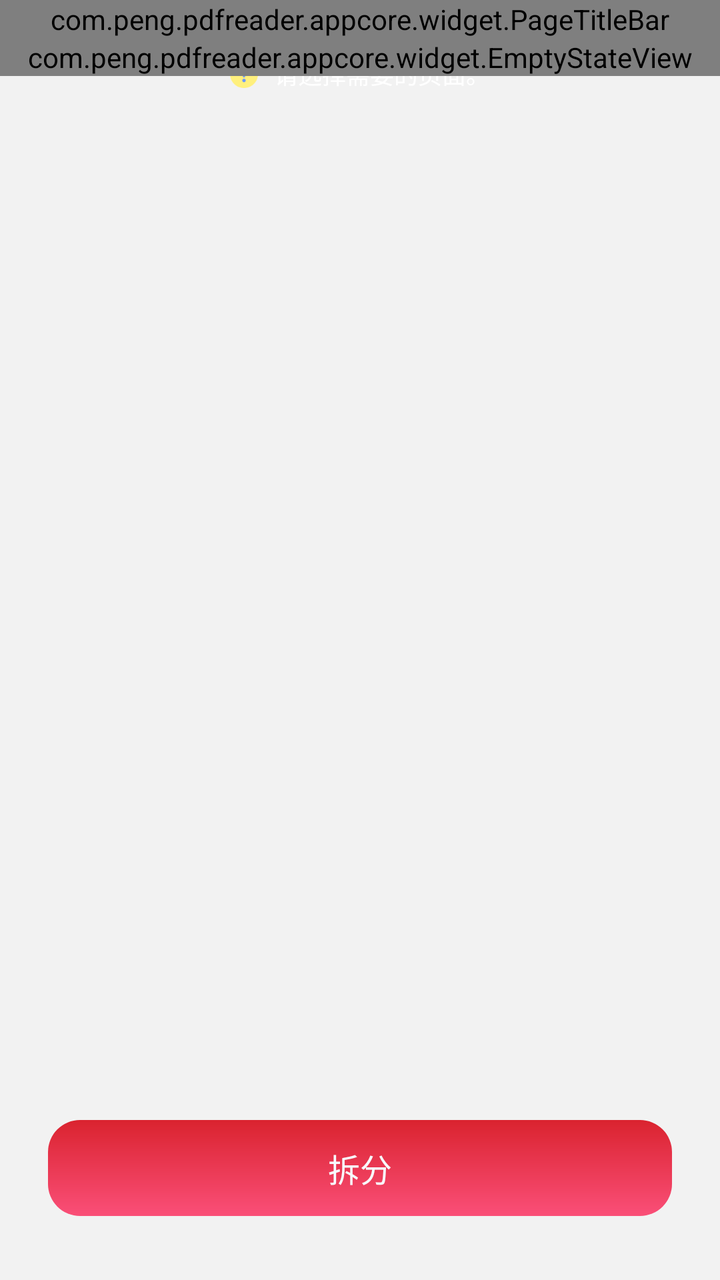
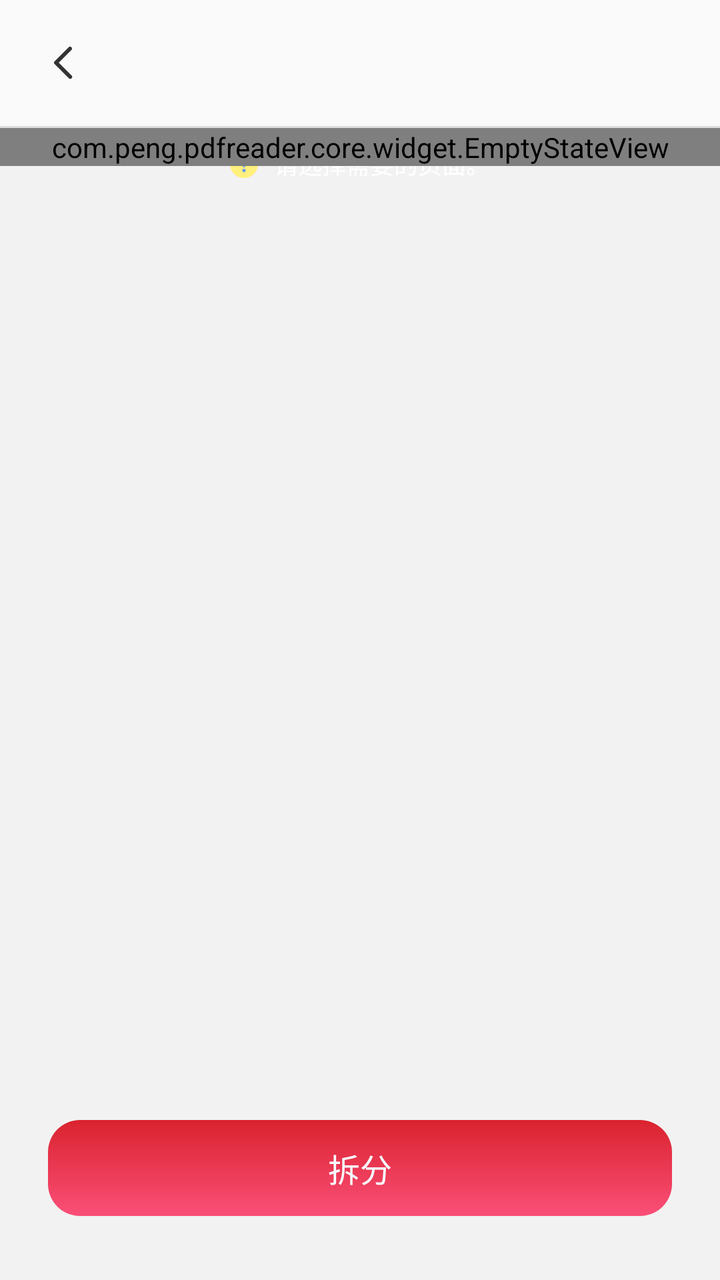

Screens rendered from an Android XML layout before and after an edit, with the pre-edit source and the edit as a unified diff.
<!-- AndroidManifest.xml: application theme Theme.PdfReader -->
<!-- res/layout/tools_activity_split.xml -->
<?xml version="1.0" encoding="utf-8"?>
<LinearLayout xmlns:android="http://schemas.android.com/apk/res/android"
    android:layout_width="match_parent"
    android:layout_height="match_parent"
    android:background="@color/surface_subtle"
    android:orientation="vertical">

    <com.peng.pdfreader.appcore.widget.PageTitleBar
        android:id="@+id/titleBar"
        android:layout_width="match_parent"
        android:layout_height="wrap_content" />

    <FrameLayout
        android:id="@+id/content"
        android:layout_width="match_parent"
        android:layout_height="0dp"
        android:layout_weight="1">

        <LinearLayout
            android:id="@+id/stepPages"
            android:layout_width="match_parent"
            android:layout_height="match_parent"
            android:orientation="vertical"
            android:visibility="visible">

            
            <LinearLayout
                android:id="@+id/banner"
                android:layout_width="match_parent"
                android:layout_height="30dp"
                android:layout_marginStart="12dp"
                android:layout_marginTop="3dp"
                android:layout_marginEnd="12dp"
                android:gravity="center"
                android:orientation="horizontal">

                <ImageView
                    android:id="@+id/bannerIcon"
                    android:layout_width="14dp"
                    android:layout_height="14dp"
                    android:src="@mipmap/ic_warn"
                    android:contentDescription="@string/tools_split_reorder" />

                <TextView
                    android:id="@+id/bannerText"
                    android:layout_width="wrap_content"
                    android:layout_height="wrap_content"
                    android:layout_marginStart="8dp"
                    android:text="@string/select_page_hint"
                    android:textColor="@color/white"
                    android:textSize="12sp" />

            </LinearLayout>

            <androidx.recyclerview.widget.RecyclerView
                android:id="@+id/rvPages"
                android:layout_width="match_parent"
                android:layout_height="0dp"
                android:layout_weight="1"
                android:clipToPadding="false"
                android:overScrollMode="never"
                android:paddingTop="12dp"
                android:scrollbars="none" />

        </LinearLayout>

        <com.peng.pdfreader.appcore.widget.EmptyStateView
            android:id="@+id/emptyState"
            android:layout_width="match_parent"
            android:layout_height="wrap_content"
            android:layout_gravity="top" />

        

    </FrameLayout>

    <FrameLayout
        android:id="@+id/bottomBar"
        android:layout_width="match_parent"
        android:layout_height="wrap_content"
        android:paddingStart="24dp"
        android:paddingTop="16dp"
        android:paddingEnd="24dp"
        android:paddingBottom="32dp">

        <TextView
            android:id="@+id/btnSplit"
            android:layout_width="match_parent"
            android:layout_height="48dp"
            android:background="@drawable/gradient_red"
            android:clickable="true"
            android:focusable="true"
            android:fontFamily="sans-serif-medium"
            android:gravity="center"
            android:text="@string/tools_split_action"
            android:textColor="@color/text_on_tint"
            android:textSize="16sp" />

    </FrameLayout>

</LinearLayout>
<!-- resources referenced by this layout -->
<resources>
  <color name="surface_subtle">#f2f2f2</color>
  <color name="text_on_tint">#f8fbff</color>
  <color name="white">#ffffff</color>
  <!-- drawable gradient_red (drawable) -->
  <?xml version="1.0" encoding="utf-8"?>
  <shape xmlns:android="http://schemas.android.com/apk/res/android"
      android:shape="rectangle"
      >
      <gradient android:startColor="#fffa4f78" android:endColor="#ffda232f" android:angle="90"/>
      <corners android:radius="16dp"/>
  </shape>
  <string name="select_page_hint">请选择需要的页面。</string>
  <string name="tools_split_action">拆分</string>
  <string name="tools_split_reorder">调整顺序</string>
  <style name="Theme.PdfReader" parent="Theme.AppCore">
          <item name="android:windowBackground">@color/surface_subtle</item>
      </style>
  <color name="brand_primary">#da232f</color>
  <color name="brand_primary_dark">#dc2634</color>
  <color name="status_error_deep">#cc2631</color>
  <color name="surface_card">#fafafa</color>
  <color name="text_primary">#060606</color>
  <color name="surface_muted">#f1f1f1</color>
  <color name="text_tertiary">#666666</color>
  <color name="status_error_crimson">#c42e47</color>
  <color name="text_secondary">#333333</color>
  <color name="text_placeholder">#999999</color>
  <style name="Widget.AppCore.BottomSheet" parent="Widget.MaterialComponents.BottomSheet.Modal">
          <item name="backgroundTint">@color/surface_white_alt</item>
          <item name="shapeAppearanceOverlay">@style/ShapeAppearance.AppCore.BottomSheet</item>
          <item name="android:background">@android:color/transparent</item>
      </style>
  <color name="surface_white_alt">#fffdfd</color>
  <style name="MaterialAlertDialog.AppCore" parent="MaterialAlertDialog.MaterialComponents">
          <item name="shapeAppearanceOverlay">@style/ShapeAppearance.AppCore.Dialog</item>
          <item name="backgroundTint">@color/surface_white_alt</item>
      </style>
  <style name="MaterialAlertDialog.AppCore.Title" parent="MaterialAlertDialog.MaterialComponents.Title.Text">
          <item name="android:textColor">@color/text_primary</item>
      </style>
  <style name="Widget.AppCore.Button.Text" parent="Widget.MaterialComponents.Button.TextButton">
          <item name="android:textColor">@color/text_on_tint</item>
          <item name="android:letterSpacing">0</item>
          <item name="android:textSize">16sp</item>
      </style>
  <style name="ShapeAppearance.AppCore.BottomSheet" parent="">
          <item name="cornerFamily">rounded</item>
          <item name="cornerSizeTopLeft">@dimen/radius_xl</item>
          <item name="cornerSizeTopRight">@dimen/radius_xl</item>
          <item name="cornerSizeBottomLeft">0dp</item>
          <item name="cornerSizeBottomRight">0dp</item>
      </style>
  <style name="ShapeAppearance.AppCore.Dialog" parent="">
          <item name="cornerFamily">rounded</item>
          <item name="cornerSize">@dimen/radius_xl</item>
      </style>
  <dimen name="radius_xl">16dp</dimen>
  <!-- unchanged entries left out for length: 4 -->
</resources>

<!-- the commit's change to res/layout/tools_activity_split.xml (unified diff, before → after) -->
@@ -5,10 +5,39 @@
     android:background="@color/surface_subtle"
     android:orientation="vertical">
 
-    <com.peng.pdfreader.appcore.widget.PageTitleBar
-        android:id="@+id/titleBar"
+    
+    <LinearLayout
         android:layout_width="match_parent"
-        android:layout_height="wrap_content" />
+        android:layout_height="63dp"
+        android:background="@color/surface_card"
+        android:gravity="center_vertical"
+        android:orientation="horizontal"
+        android:paddingStart="20dp"
+        android:paddingEnd="20dp">
+
+        <ImageView
+            android:id="@+id/ivBack"
+            android:layout_width="24dp"
+            android:layout_height="24dp"
+            android:layout_marginEnd="8dp"
+            android:contentDescription="@string/label_back"
+            android:src="@drawable/ic_arrow_back" />
+
+        <TextView
+            android:id="@+id/tvTitle"
+            style="@style/TextAppearance.AppCore.PageTitle"
+            android:layout_width="0dp"
+            android:layout_height="wrap_content"
+            android:layout_weight="1"
+            android:ellipsize="end"
+            android:maxLines="1" />
+    </LinearLayout>
+
+    
+    <View
+        android:layout_width="match_parent"
+        android:layout_height="1dp"
+        android:background="@color/surface_hairline" />
 
     <FrameLayout
         android:id="@+id/content"
@@ -64,7 +93,7 @@
 
         </LinearLayout>
 
-        <com.peng.pdfreader.appcore.widget.EmptyStateView
+        <com.peng.pdfreader.core.widget.EmptyStateView
             android:id="@+id/emptyState"
             android:layout_width="match_parent"
             android:layout_height="wrap_content"
<!-- resource entries referenced after the edit -->
@@ -11,9 +11,28 @@
       <gradient android:startColor="#fffa4f78" android:endColor="#ffda232f" android:angle="90"/>
       <corners android:radius="16dp"/>
   </shape>
+  <!-- drawable ic_arrow_back (drawable) -->
+  <?xml version="1.0" encoding="utf-8"?>
+  <vector xmlns:android="http://schemas.android.com/apk/res/android"
+      android:width="24dp"
+      android:height="24dp"
+      android:viewportWidth="24"
+      android:viewportHeight="24"
+      android:tint="@color/text_secondary">
+      <path
+          android:fillColor="#FF000000"
+          android:pathData="M15.7,4.3a1,1 0 0,1 0,1.4L9.4,12l6.3,6.3a1,1 0 1,1 -1.4,1.4l-7,-7a1,1 0 0,1 0,-1.4l7,-7a1,1 0 0,1 1.4,0z" />
+  </vector>
+  <string name="label_back" translatable="false">Back</string>
   <string name="select_page_hint">请选择需要的页面。</string>
   <string name="tools_split_action">拆分</string>
   <string name="tools_split_reorder">调整顺序</string>
+  <style name="TextAppearance.AppCore.PageTitle" parent="TextAppearance.MaterialComponents.Headline6">
+          <item name="android:textSize">20sp</item>
+          <item name="android:textStyle">bold</item>
+          <item name="android:textColor">@color/text_primary</item>
+          <item name="android:includeFontPadding">false</item>
+      </style>
   <style name="Theme.PdfReader" parent="Theme.AppCore">
           <item name="android:windowBackground">@color/surface_subtle</item>
       </style>
@@ -21,6 +40,7 @@
   <color name="brand_primary_dark">#dc2634</color>
   <color name="status_error_deep">#cc2631</color>
   <color name="surface_card">#fafafa</color>
+  <color name="surface_hairline">#dddddd</color>
   <color name="text_primary">#060606</color>
   <color name="surface_muted">#f1f1f1</color>
   <color name="text_tertiary">#666666</color>
